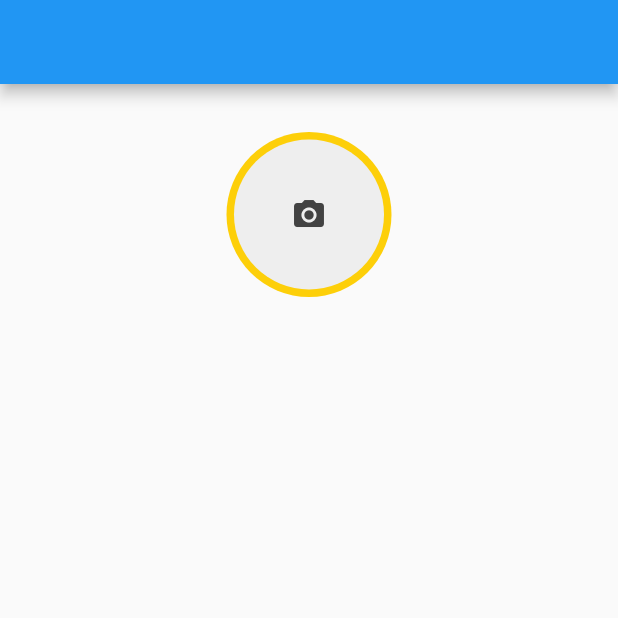
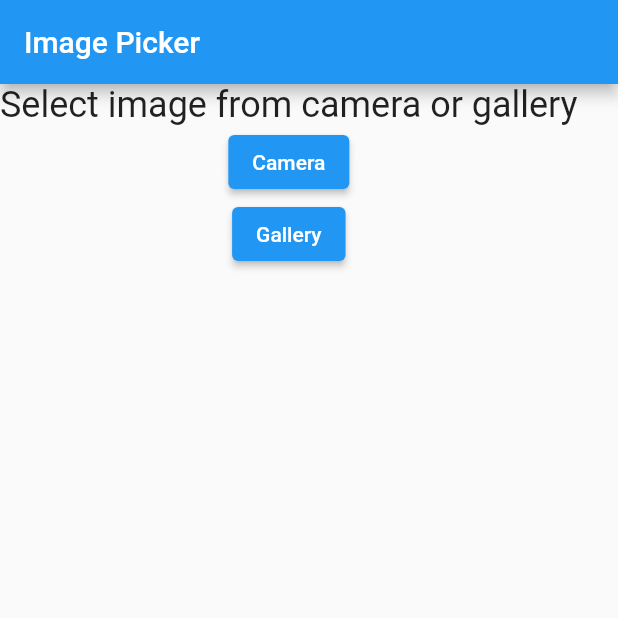
Before and after one commit to hakanpeksen/get_form, a Flutter app: the screen it shows after launch, on a phone screen of 412 x 824 dp, the top half of it. Run offline on Flutter 3.47's test engine with Material 2 defaults, Android fonts, the phone set to English and light mode, and no system bars; our stand-ins replace get, get_storage, image_picker.

Commit message:
image_picker ve router eklendi

```diff
--- /dev/null
+++ b/lib/image_picker/controller/image_picker_controller.dart
@@ -0,0 +1,15 @@
+import 'package:get/get.dart';
+import 'package:image_picker/image_picker.dart';
+
+class ImageController extends GetxController {
+  var selectedImagePath = ''.obs;
+  void getImage(ImageSource imageSource) async {
+    final pickedFile = await ImagePicker().pickImage(source: imageSource, imageQuality: 50);
+
+    if (pickedFile != null) {
+      selectedImagePath.value = pickedFile.path;
+    } else {
+      Get.snackbar('Error', 'No Image Selected');
+    }
+  }
+}
--- a/lib/image_picker/view/image_picker_view.dart
+++ b/lib/image_picker/view/image_picker_view.dart
@@ -1,112 +1,41 @@
 import 'dart:io';
 
 import 'package:flutter/material.dart';
+import 'package:get/get.dart';
 import 'package:image_picker/image_picker.dart';
 
-class ImagePickerView extends StatefulWidget {
+import '../controller/image_picker_controller.dart';
+
+class ImagePickerView extends StatelessWidget {
   const ImagePickerView({Key? key}) : super(key: key);
 
   @override
-  _ImagePickerView createState() => _ImagePickerView();
-}
-
-class _ImagePickerView extends State<ImagePickerView> {
-  File? _image;
-  final picker = ImagePicker();
-
-  Future _imgFromCamera() async {
-    final pickedFile = await picker.pickImage(source: ImageSource.camera, imageQuality: 50);
-
-    setState(() {
-      if (pickedFile != null) {
-        _image = File(pickedFile.path);
-      } else {
-        print('No image selected.');
-      }
-    });
-  }
-
-  Future _imgFromGallery() async {
-    final pickedFile = await picker.pickImage(source: ImageSource.gallery, imageQuality: 50);
-
-    setState(() {
-      if (pickedFile != null) {
-        _image = File(pickedFile.path);
-      } else {
-        print('No image selected.');
-      }
-    });
-  }
-
-  void _showPicker(context) {
-    showModalBottomSheet(
-        context: context,
-        builder: (BuildContext bc) {
-          return SafeArea(
-            child: Wrap(
-              children: <Widget>[
-                ListTile(
-                    leading: const Icon(Icons.photo_library),
-                    title: const Text('Photo Library'),
-                    onTap: () {
-                      _imgFromGallery();
-                      Navigator.of(context).pop();
-                    }),
-                ListTile(
-                  leading: const Icon(Icons.photo_camera),
-                  title: const Text('Camera'),
-                  onTap: () {
-                    _imgFromCamera();
-                    Navigator.of(context).pop();
-                  },
-                ),
-              ],
+  Widget build(BuildContext context) {
+    var controller = Get.put(ImageController());
+    return Scaffold(
+      appBar: AppBar(title: const Text('Image Picker')),
+      body: SingleChildScrollView(
+        child: Column(
+          crossAxisAlignment: CrossAxisAlignment.center,
+          children: [
+            Obx(() => controller.selectedImagePath.value == ''
+                ? Text('Select image from camera or gallery', style: context.textTheme.headline5)
+                : AspectRatio(
+                    aspectRatio: 1, child: Image.file(File(controller.selectedImagePath.value)))),
+            ElevatedButton(
+              child: const Text('Camera'),
+              onPressed: () {
+                controller.getImage(ImageSource.camera);
+              },
             ),
-          );
-        });
-  }
-
-  @override
-  Widget build(BuildContext context) {
-    return Scaffold(
-      appBar: AppBar(),
-      body: Column(
-        children: <Widget>[
-          const SizedBox(
-            height: 32,
-          ),
-          Center(
-            child: GestureDetector(
-              onTap: () {
-                _showPicker(context);
+            ElevatedButton(
+              child: const Text('Gallery'),
+              onPressed: () {
+                controller.getImage(ImageSource.gallery);
               },
-              child: CircleAvatar(
-                radius: 55,
-                backgroundColor: const Color(0xffFDCF09),
-                child: _image != null
-                    ? ClipRRect(
-                        borderRadius: BorderRadius.circular(50),
-                        child: Image.file(
-                          _image!,
-                          width: 100,
-                          height: 100,
-                          fit: BoxFit.fitHeight,
-                        ),
-                      )
-                    : Container(
-                        decoration: BoxDecoration(
-                            color: Colors.grey[200], borderRadius: BorderRadius.circular(50)),
-                        width: 100,
-                        height: 100,
-                        child: Icon(
-                          Icons.camera_alt,
-                          color: Colors.grey[800],
-                        ),
-                      ),
-              ),
             ),
-          )
-        ],
+          ],
+        ),
       ),
     );
   }
--- a/lib/main.dart
+++ b/lib/main.dart
@@ -18,6 +18,7 @@ class MyApp extends StatelessWidget {
   Widget build(BuildContext context) {
     return GetMaterialApp(
       title: 'Get Form',
+      debugShowCheckedModeBanner: false,
       home: const ImagePickerView(),
       getPages: AppRouter.routes,
     );
--- a/pubspec.yaml
+++ b/pubspec.yaml
@@ -33,6 +33,7 @@ dependencies:
   get: ^4.3.8
   get_storage: ^2.0.3
   image_picker: ^0.8.4+4
+  path_provider: ^2.0.7
 
 dev_dependencies:
   flutter_lints: ^1.0.0
```
Also changed, not shown: lib/core/app_router.dart (+4 -6 lines), pubspec.lock.
